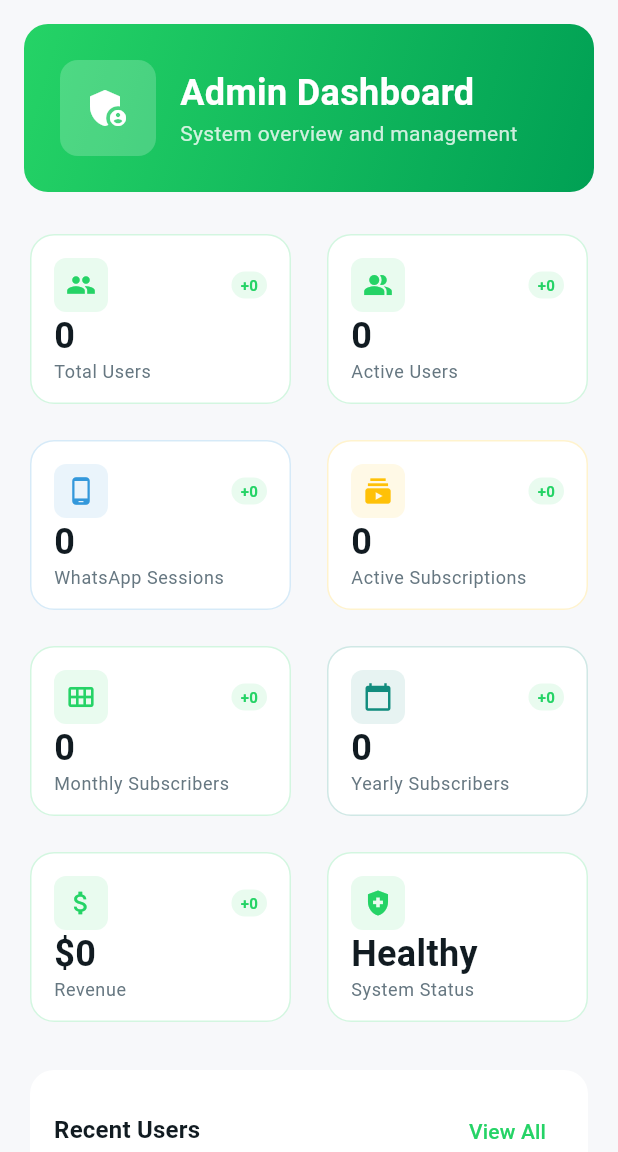
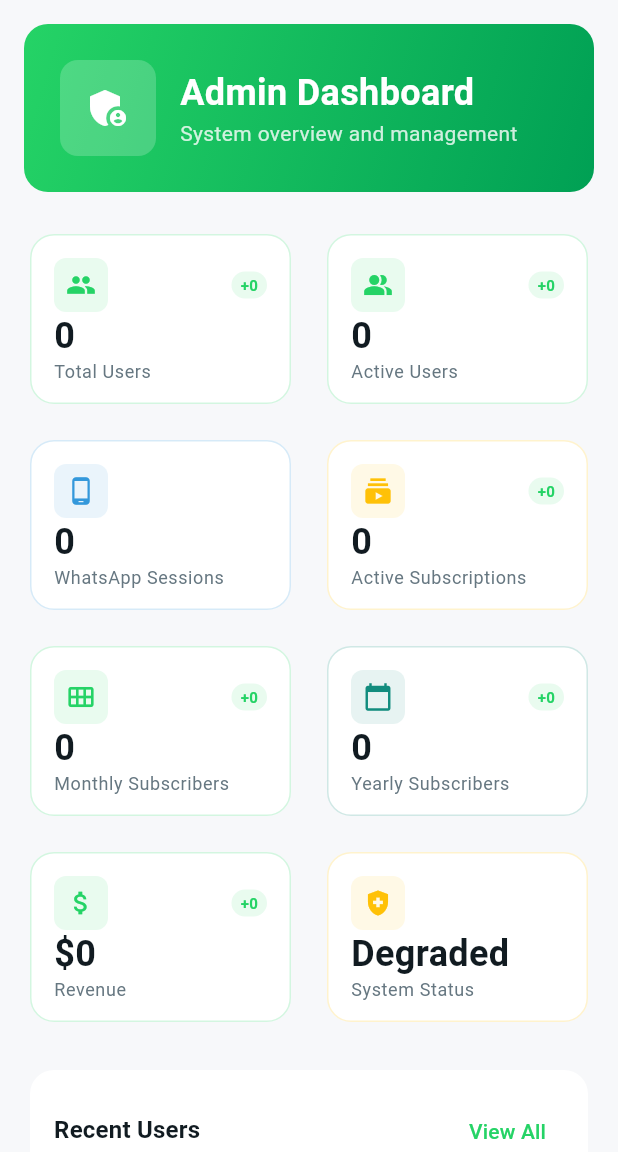
Before and after one commit to ehesanulhaque-26/Call-to-whatsApp-, a Flutter app: the AdminDashboardScreen screen opened by its route, on a phone screen of 412 x 824 dp, the part 84-1236 px from its top. Run offline on Flutter 3.47's test engine with Material 3 defaults, Android fonts, the phone set to English and light mode, and no system bars; our stand-ins replace dio, equatable, flutter_riverpod, flutter_secure_storage, go_router, socket_io_client and 1 more; accounts and stored records are empty; network calls fail; statements that could not run were skipped.

Commit message:
fix: update backend URL and fix API paths for OpenWA integration
- Update CI workflow with correct backend URL (call-to-whatsapp-production.up.railway.app)
- Fix WhatsApp repository API paths (remove duplicate /api/v1 prefix)
- Fix WhatsApp provider API paths (add /openwa prefix)
- Add server health check to WhatsAppState and provider
- Update home screen to use openWAHealthy instead of isConnected
- Update WhatsApp screen to use openWAHealthy
- Update admin dashboard to use real health check data
- Remove initSession REST call (handled via WebSocket)
- Backend now shows OpenWA service status as Operational

```diff
--- a/apps/flutter_app/lib/features/admin/presentation/screens/admin_dashboard_screen.dart
+++ b/apps/flutter_app/lib/features/admin/presentation/screens/admin_dashboard_screen.dart
@@ -4,6 +4,7 @@ import 'package:flutter_riverpod/flutter_riverpod.dart';
 import 'package:go_router/go_router.dart';
 import '../../../../core/router/app_router.dart';
 import '../../../../core/theme/app_tokens.dart';
+import '../../../whatsapp/presentation/providers/whatsapp_provider.dart';
 
 class AdminDashboardScreen extends ConsumerWidget {
   const AdminDashboardScreen({super.key});
@@ -11,11 +12,14 @@ class AdminDashboardScreen extends ConsumerWidget {
   @override
   Widget build(BuildContext context, WidgetRef ref) {
     final isWideScreen = MediaQuery.of(context).size.width >= 800;
+    final whatsAppState = ref.watch(whatsAppProvider);
 
     return Scaffold(
       body: RefreshIndicator(
         onRefresh: () async {
           HapticFeedback.mediumImpact();
+          // Refresh health check
+          ref.read(whatsAppProvider.notifier).checkServerHealth();
         },
         child: SingleChildScrollView(
           padding: const EdgeInsets.all(AppSpacing.md),
@@ -24,7 +28,7 @@ class AdminDashboardScreen extends ConsumerWidget {
             children: [
               _buildHeader(context),
               const SizedBox(height: AppSpacing.lg),
-              _buildStatsGrid(context, isWideScreen),
+              _buildStatsGrid(context, isWideScreen, whatsAppState),
               const SizedBox(height: AppSpacing.lg),
               if (isWideScreen)
                 Row(
@@ -43,7 +47,7 @@ class AdminDashboardScreen extends ConsumerWidget {
               const SizedBox(height: AppSpacing.lg),
               _buildRecentActivity(context),
               const SizedBox(height: AppSpacing.lg),
-              _buildSystemHealth(context),
+              _buildSystemHealth(context, whatsAppState),
             ],
           ),
         ),
@@ -97,16 +101,23 @@ class AdminDashboardScreen extends ConsumerWidget {
     );
   }
 
-  Widget _buildStatsGrid(BuildContext context, bool isWideScreen) {
+  Widget _buildStatsGrid(BuildContext context, bool isWideScreen, WhatsAppState whatsAppState) {
+    final isOpenWAHealthy = whatsAppState.serverHealthy ?? false;
     final stats = [
       const _StatData(icon: Icons.people, label: 'Total Users', value: '0', color: AppColors.primary, trend: '+0'),
       const _StatData(icon: Icons.people_alt, label: 'Active Users', value: '0', color: AppColors.success, trend: '+0'),
-      const _StatData(icon: Icons.phone_android, label: 'WhatsApp Sessions', value: '0', color: AppColors.info, trend: '+0'),
+      _StatData(icon: Icons.phone_android, label: 'WhatsApp Sessions', value: '${whatsAppState.sessions.length}', color: AppColors.info, trend: ''),
       const _StatData(icon: Icons.subscriptions, label: 'Active Subscriptions', value: '0', color: AppColors.warning, trend: '+0'),
       const _StatData(icon: Icons.calendar_view_month, label: 'Monthly Subscribers', value: '0', color: AppColors.primary, trend: '+0'),
       const _StatData(icon: Icons.calendar_today, label: 'Yearly Subscribers', value: '0', color: AppColors.secondary, trend: '+0'),
       const _StatData(icon: Icons.attach_money, label: 'Revenue', value: '\$0', color: AppColors.success, trend: '+0'),
-      const _StatData(icon: Icons.health_and_safety, label: 'System Status', value: 'Healthy', color: AppColors.success, trend: ''),
+      _StatData(
+        icon: Icons.health_and_safety,
+        label: 'System Status',
+        value: isOpenWAHealthy ? 'Healthy' : 'Degraded',
+        color: isOpenWAHealthy ? AppColors.success : AppColors.warning,
+        trend: '',
+      ),
     ];
 
     if (isWideScreen) {
@@ -228,7 +239,9 @@ class AdminDashboardScreen extends ConsumerWidget {
     );
   }
 
-  Widget _buildSystemHealth(BuildContext context) {
+  Widget _buildSystemHealth(BuildContext context, WhatsAppState whatsAppState) {
+    final isOpenWAHealthy = whatsAppState.serverHealthy ?? null;
+
     return Card(
       elevation: 0,
       shape: RoundedRectangleBorder(borderRadius: BorderRadius.circular(AppRadius.xl)),
@@ -241,7 +254,11 @@ class AdminDashboardScreen extends ConsumerWidget {
             const Divider(),
             const _HealthItem(label: 'Backend API', status: 'Operational', color: AppColors.success),
             const _HealthItem(label: 'Database', status: 'Operational', color: AppColors.success),
-            const _HealthItem(label: 'OpenWA Service', status: 'Unknown', color: AppColors.warning),
+            _HealthItem(
+              label: 'OpenWA Service',
+              status: isOpenWAHealthy == null ? 'Checking...' : (isOpenWAHealthy ? 'Operational' : 'Unavailable'),
+              color: isOpenWAHealthy == null ? AppColors.textSecondary : (isOpenWAHealthy ? AppColors.success : AppColors.error),
+            ),
             const _HealthItem(label: 'Supabase', status: 'Operational', color: AppColors.success),
           ],
         ),
--- a/apps/flutter_app/lib/features/home/presentation/screens/home_screen.dart
+++ b/apps/flutter_app/lib/features/home/presentation/screens/home_screen.dart
@@ -397,7 +397,7 @@ class HomeScreen extends ConsumerWidget {
             Consumer(
               builder: (context, ref, _) {
                 final whatsAppState = ref.watch(whatsAppProvider);
-                final isHealthy = whatsAppState.isConnected;
+                final isHealthy = whatsAppState.openWAHealthy;
 
                 return Card(
                   child: ListTile(
--- a/apps/flutter_app/lib/features/whatsapp/presentation/screens/whatsapp_screen.dart
+++ b/apps/flutter_app/lib/features/whatsapp/presentation/screens/whatsapp_screen.dart
@@ -73,7 +73,7 @@ class WhatsAppScreen extends ConsumerWidget {
           onConnect: () => ref.read(whatsAppProvider.notifier).createSession(),
           isLoading: state.isLoading,
           error: state.error,
-          openWAHealthy: state.isConnected,
+          openWAHealthy: state.openWAHealthy,
         );
       case WhatsAppConnectionState.creating:
         return const _CreatingConnectionState();
```
Also changed, not shown: apps/flutter_app/lib/features/whatsapp/data/repositories/whatsapp_repository.dart (+18 -10 lines), apps/flutter_app/lib/features/whatsapp/presentation/providers/whatsapp_provider.dart (+40 -34 lines), 1 other file.
